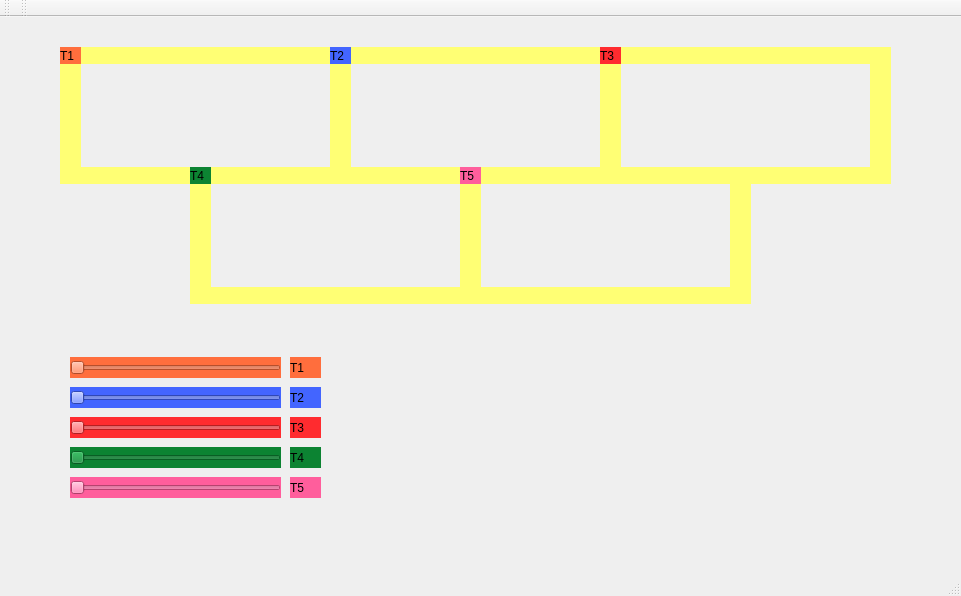
This is mainwindow.ui in gabrielasil/trabalho-02-so as Qt 5 draws it before an edit. The edited form follows.
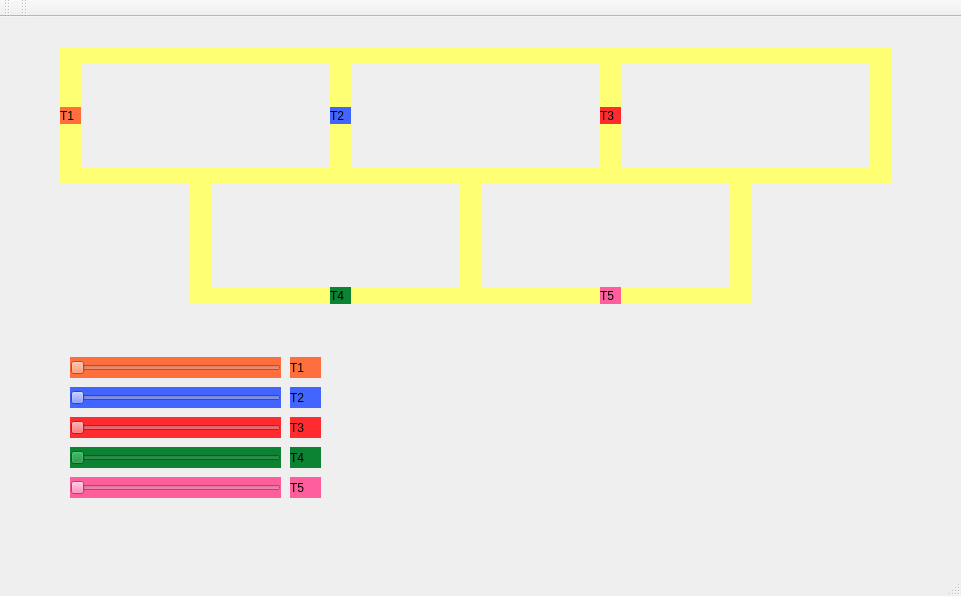
This is the edited form.

Commit message: Mudança do inicio dos trens

```diff
--- a/mainwindow.ui
+++ b/mainwindow.ui
@@ -257,8 +257,8 @@
    <widget class="QLabel" name="label_trem4">
     <property name="geometry">
      <rect>
-      <x>190</x>
-      <y>150</y>
+      <x>330</x>
+      <y>270</y>
       <width>21</width>
       <height>17</height>
      </rect>
@@ -273,8 +273,8 @@
    <widget class="QLabel" name="label_trem5">
     <property name="geometry">
      <rect>
-      <x>460</x>
-      <y>150</y>
+      <x>600</x>
+      <y>270</y>
       <width>21</width>
       <height>17</height>
      </rect>
@@ -290,7 +290,7 @@
     <property name="geometry">
      <rect>
       <x>60</x>
-      <y>30</y>
+      <y>90</y>
       <width>21</width>
       <height>17</height>
      </rect>
@@ -306,7 +306,7 @@
     <property name="geometry">
      <rect>
       <x>330</x>
-      <y>30</y>
+      <y>90</y>
       <width>21</width>
       <height>17</height>
      </rect>
@@ -322,7 +322,7 @@
     <property name="geometry">
      <rect>
       <x>600</x>
-      <y>30</y>
+      <y>90</y>
       <width>21</width>
       <height>17</height>
      </rect>
```
The commit also changes 1 other file.
